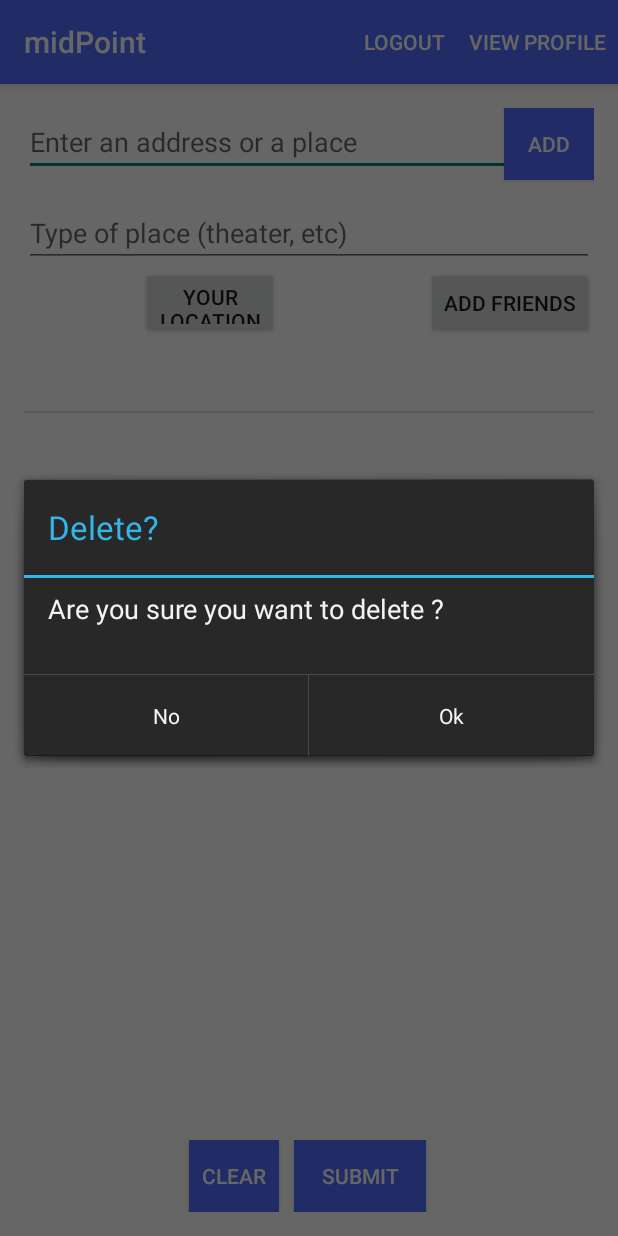
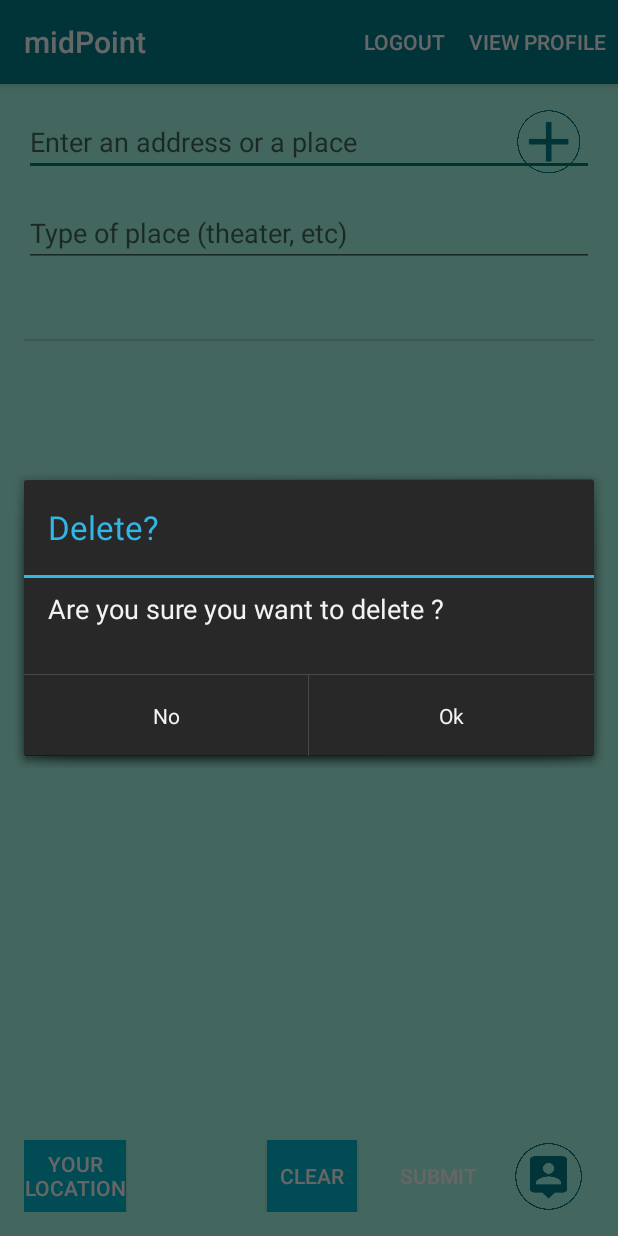
Before and after one commit to nikhilJain17/midPoint-for-Android, an Android app: the AddLocations screen opened directly, with no data from a screen before it, after a tap on an icon or button, on a phone screen of 412 x 824 dp. Run offline under Robolectric (Android 15) with nearby library versions, the phone set to English and light mode, and no system bars; 3 statements that could not run were skipped; 3 other taps on this screen came first.

Commit message:
sweet icons

```diff
--- a/app/src/main/java/com/example/nikhil/myapplication/AddLocations.java
+++ b/app/src/main/java/com/example/nikhil/myapplication/AddLocations.java
@@ -107,7 +107,7 @@ public class AddLocations extends ActionBarActivity implements ConnectionCallbac
 
 
         android.support.v7.app.ActionBar mActionBar = getSupportActionBar();
-        mActionBar.setBackgroundDrawable(new ColorDrawable(0xff536DFE));
+        mActionBar.setBackgroundDrawable(new ColorDrawable(0xff00838F));
 
         // Initialize the references to GUI objects
         addLocationET = (EditText) findViewById(R.id.addressEditText);
--- a/app/src/main/java/com/example/nikhil/myapplication/LoginActivity.java
+++ b/app/src/main/java/com/example/nikhil/myapplication/LoginActivity.java
@@ -57,7 +57,7 @@ public class LoginActivity extends ActionBarActivity {
 
         // style the action bar
         ActionBar mActionBar = getSupportActionBar();
-        mActionBar.setBackgroundDrawable(new ColorDrawable(Color.parseColor("#00BCD4")));
+        mActionBar.setBackgroundDrawable(new ColorDrawable(Color.parseColor("#00838F")));
 //        mActionBar.setDisplayShowTitleEnabled(false);
 //        mActionBar.setDisplayShowTitleEnabled(true);
 
--- /dev/null
+++ b/app/src/main/res/drawable/roundedbutton.xml
@@ -0,0 +1,4 @@
+<?xml version="1.0" encoding="utf-8"?>
+<shape xmlns:android="http://schemas.android.com/apk/res/android" android:shape="ring" >
+    <solid android:color="#00838F"/>
+</shape>
--- a/app/src/main/res/layout/activity_add_locations.xml
+++ b/app/src/main/res/layout/activity_add_locations.xml
@@ -5,7 +5,7 @@
     android:paddingRight="@dimen/activity_horizontal_margin"
     android:paddingTop="@dimen/activity_vertical_margin"
     android:paddingBottom="@dimen/activity_vertical_margin" tools:context=".AddLocations"
-    android:background="#ffffff">
+    android:background="#A7FFEB">
 
 
     <EditText
@@ -34,9 +34,10 @@
         android:text="submit"
         android:id="@+id/submitButton"
         android:onClick="onSubmitButtonClick"
-        android:background="#536DFE"
+        android:background="@drawable/roundedbutton"
         android:textColor="#FFFFFF"
         android:layout_alignParentBottom="true"
+
         android:layout_toStartOf="@+id/friendAddressButton" />
 
     <Button
@@ -45,35 +46,34 @@
         android:layout_height="wrap_content"
         android:text="Clear"
         android:onClick="onClearButtonClick"
-        android:background="#536DFE"
+        android:background="#00BCD4"
         android:id="@+id/button2"
         android:textColor="#FFFFFF"
         android:layout_alignParentBottom="true"
-        android:layout_toStartOf="@+id/submitButton" />
+        android:layout_toStartOf="@+id/submitButton"
+        android:layout_below="@+id/listView" />
 
     <ListView
         android:layout_width="wrap_content"
         android:layout_height="wrap_content"
         android:id="@+id/listView"
-        android:layout_alignParentLeft="true"
+        android:background="#A7FFEB"
+        android:smoothScrollbar="true"
         android:layout_alignParentStart="true"
-        android:layout_above="@+id/submitButton"
-        android:background="#ffffff"
-        android:layout_below="@+id/addLocationButton" />
+        android:layout_below="@+id/typeEditText"
+        android:layout_above="@+id/submitButton" />
 
-    <Button
-        style="?android:attr/buttonStyleSmall"
+    <ImageView
         android:layout_marginLeft="10dp"
         android:layout_width="60dp"
         android:layout_height="wrap_content"
         android:id="@+id/addButton"
-        android:src="@mipmap/ic_action_new"
+        android:src="@drawable/aaaandone"
         android:onClick="onAddButtonClick"
-        android:background="#536DFE"
-        android:text="Add"
         android:textColor="#FFFFFF"
         android:layout_alignParentTop="true"
-        android:layout_alignParentEnd="true" />
+        android:layout_alignParentEnd="true"
+        android:layout_above="@+id/typeEditText" />
 
     <Button
         style="?android:attr/buttonStyleSmall"
@@ -81,20 +81,21 @@
         android:layout_height="wrap_content"
         android:text="Your\nLocation"
         android:id="@+id/addLocationButton"
-        android:layout_below="@+id/typeEditText"
-        android:layout_toStartOf="@+id/button2"
-        android:layout_alignBottom="@+id/friendAddressButton"
-        android:layout_alignEnd="@+id/button2"
-        android:onClick="onYourLocationButtonClick"/>
+        android:onClick="onYourLocationButtonClick"
+        android:background="#00BCD4"
+        android:textColor="#FFFFFF"
+        android:layout_alignParentBottom="true"
+        android:layout_alignParentStart="true" />
 
-    <Button
-        style="?android:attr/buttonStyleSmall"
-        android:layout_width="wrap_content"
-        android:layout_height="wrap_content"
-        android:text="Add Friends"
+    <ImageView
+        android:layout_width="120dp"
+        android:layout_height="120dp"
         android:id="@+id/friendAddressButton"
-        android:layout_below="@+id/typeEditText"
-        android:layout_alignParentEnd="true" />
+        android:src="@drawable/ffffriend"
+        android:layout_alignParentBottom="true"
+        android:layout_alignEnd="@+id/addButton"
+        android:layout_below="@+id/listView"
+        android:layout_alignStart="@+id/addButton" />
 
 
 </RelativeLayout>
```
Also changed, not shown: app/src/main/res/drawable/aaaandone.png (added), app/src/main/res/drawable/ffffriend.png (added), app/src/main/res/drawable/fffriend.png (added).
